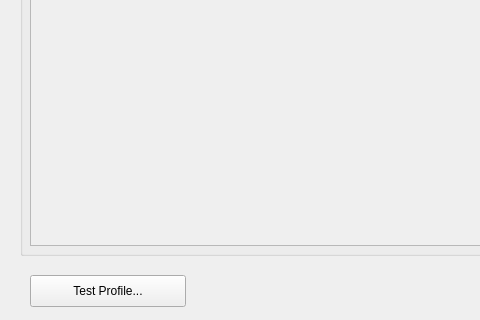
Above: vkconfig/dlgprofileeditor.ui from LunarG/VulkanTools before the change; both pictures show x 0 to 480 and y 365 to 685 of the 745 by 685 pixel window. Below: the same form after it.
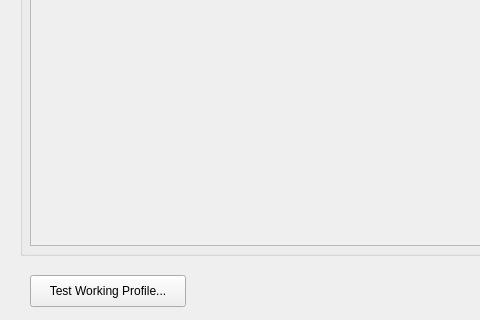
That is the form after the change.

```diff
--- a/vkconfig/dlgprofileeditor.ui
+++ b/vkconfig/dlgprofileeditor.ui
@@ -85,7 +85,7 @@
     </rect>
    </property>
    <property name="text">
-    <string>Test Profile...</string>
+    <string>Test Working Profile...</string>
    </property>
   </widget>
   <widget class="QToolButton" name="toolButtonDown">
```
